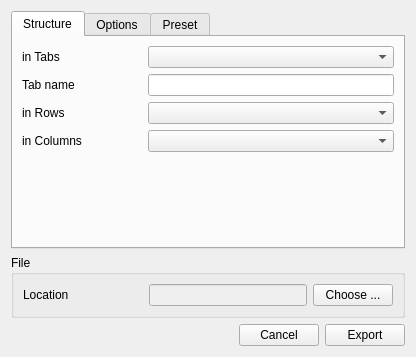
Before: the Qt Designer form app/gui/export.ui in petres/eurostat, drawn with Qt 5.
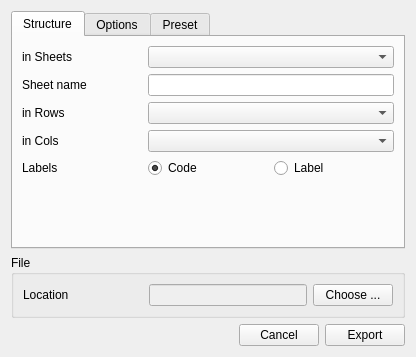
After: the same form once the commit is applied.

The edit to the form file:
```diff
--- a/app/gui/export.ui
+++ b/app/gui/export.ui
@@ -32,15 +32,32 @@
       <layout class="QVBoxLayout" name="verticalLayout_5">
        <item>
         <layout class="QFormLayout" name="formLayout">
+         <property name="fieldGrowthPolicy">
+          <enum>QFormLayout::AllNonFixedFieldsGrow</enum>
+         </property>
          <item row="0" column="0">
           <widget class="QLabel" name="tabLabel">
            <property name="text">
-            <string>in Tabs</string>
+            <string>in Sheets</string>
            </property>
           </widget>
          </item>
          <item row="0" column="1">
-          <widget class="QComboBox" name="tabCombo"/>
+          <widget class="QComboBox" name="sheetCombo"/>
+         </item>
+         <item row="1" column="0">
+          <widget class="QLabel" name="sheetNameLabel">
+           <property name="text">
+            <string>Sheet name</string>
+           </property>
+          </widget>
+         </item>
+         <item row="1" column="1">
+          <widget class="QLineEdit" name="sheetName">
+           <property name="autoFillBackground">
+            <bool>true</bool>
+           </property>
+          </widget>
          </item>
          <item row="2" column="0">
           <widget class="QLabel" name="rowLabel">
@@ -61,26 +78,40 @@
             </size>
            </property>
            <property name="text">
-            <string>in Columns</string>
+            <string>in Cols</string>
            </property>
           </widget>
          </item>
          <item row="3" column="1">
           <widget class="QComboBox" name="colCombo"/>
          </item>
-         <item row="1" column="0">
-          <widget class="QLabel" name="tabNameLabel">
+         <item row="4" column="0">
+          <widget class="QLabel" name="label">
            <property name="text">
-            <string>Tab name</string>
+            <string>Labels</string>
            </property>
           </widget>
          </item>
-         <item row="1" column="1">
-          <widget class="QLineEdit" name="tabName">
-           <property name="autoFillBackground">
-            <bool>true</bool>
-           </property>
-          </widget>
+         <item row="4" column="1">
+          <layout class="QHBoxLayout" name="horizontalLayout_2">
+           <item>
+            <widget class="QRadioButton" name="codeRadioButton">
+             <property name="text">
+              <string>Code</string>
+             </property>
+             <property name="checked">
+              <bool>true</bool>
+             </property>
+            </widget>
+           </item>
+           <item>
+            <widget class="QRadioButton" name="labelRadioButton">
+             <property name="text">
+              <string>Label</string>
+             </property>
+            </widget>
+           </item>
+          </layout>
          </item>
         </layout>
        </item>
```
Left out of the diff: 16 changed lines with no effect on the pictures.
